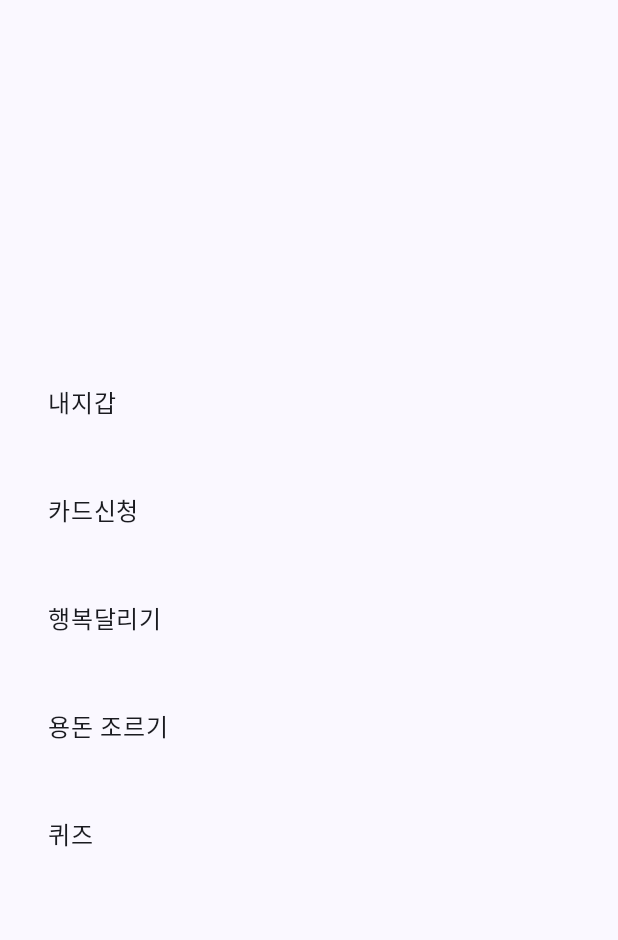
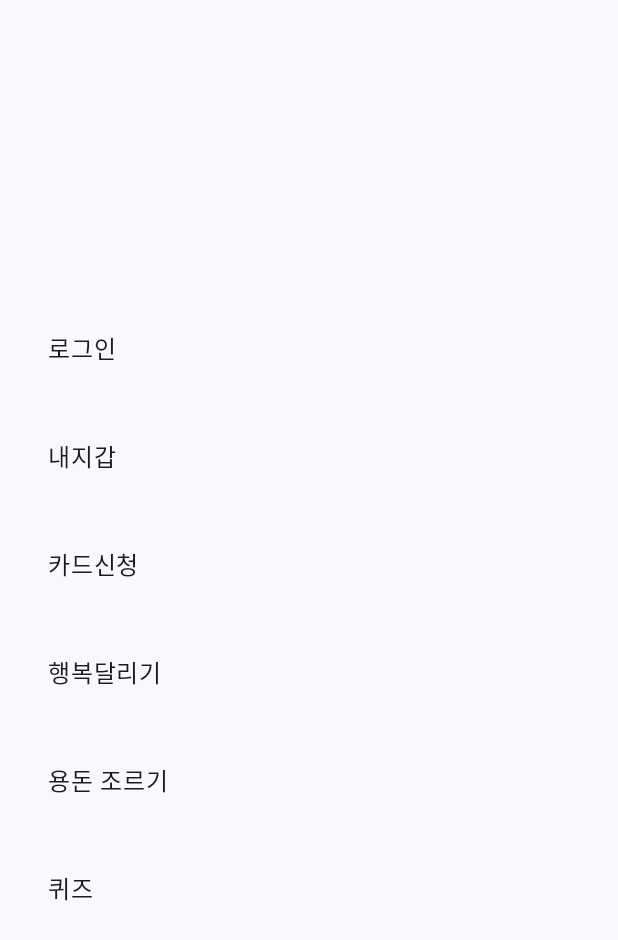
Before and after one commit to dbdbais/Kids-Wallet, an Android app built with Jetpack Compose: the screen it shows after launch (MainActivity), on a phone screen of 412 x 824 dp. Shown: the top 940 px of the screen. Run offline under Robolectric (Android 15) with nearby library versions, the light colour scheme and no system bars.

Commit message:
[feat] 로그인 라우팅 추가

```diff
--- a/Frontend/client/KidsWallet/app/src/main/java/com/ssafy/kidswallet/MainActivity.kt
+++ b/Frontend/client/KidsWallet/app/src/main/java/com/ssafy/kidswallet/MainActivity.kt
@@ -16,6 +16,7 @@ import com.ssafy.kidswallet.ui.screens.begging.BeggingScreen
 import com.ssafy.kidswallet.ui.screens.card.CardScreen
 import com.ssafy.kidswallet.ui.screens.mywallet.MyWalletScreen
 import com.ssafy.kidswallet.ui.screens.quize.QuizScreen
+import com.ssafy.kidswallet.ui.screens.login.LoginRoutingScreen
 
 class MainActivity : ComponentActivity() {
     override fun onCreate(savedInstanceState: Bundle?) {
@@ -35,6 +36,7 @@ class MainActivity : ComponentActivity() {
 
 @Composable
 fun MainScreen() {
+    var showLoginRoutingScreen by remember { mutableStateOf(false) }
     var showMyWalletScreen by remember { mutableStateOf(false) }
     var showCardScreen by remember { mutableStateOf(false) }
     var showRunParentsScreen by remember { mutableStateOf(false) }
@@ -42,6 +44,7 @@ fun MainScreen() {
     var showQuizScreen by remember { mutableStateOf(false) }
 
     when {
+        showLoginRoutingScreen -> LoginRoutingScreen()
         showMyWalletScreen -> MyWalletScreen()
         showCardScreen -> CardScreen()
         showRunParentsScreen -> RunParentsScreen()
@@ -54,6 +57,13 @@ fun MainScreen() {
                     .padding(16.dp),
                 verticalArrangement = Arrangement.Center
             ) {
+                Text(
+                    text = "로그인",
+                    modifier = Modifier
+                        .clickable { showLoginRoutingScreen = true }
+                        .padding(16.dp)
+                )
+                Spacer(modifier = Modifier.height(16.dp))
                 Text(
                     text = "내지갑",
                     modifier = Modifier
```
Also changed, not shown: Frontend/client/KidsWallet/app/src/main/java/com/ssafy/kidswallet/ui/screens/login/LoginRouting.kt (added, +23 -0 lines).
